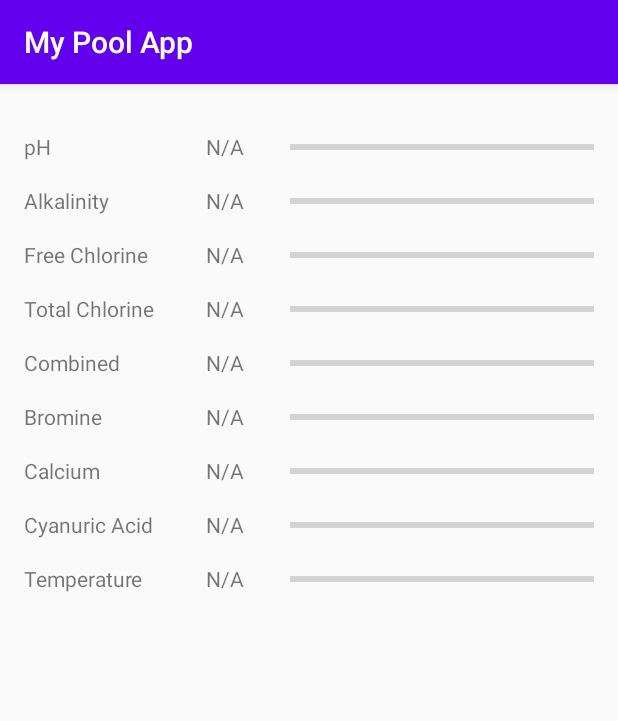
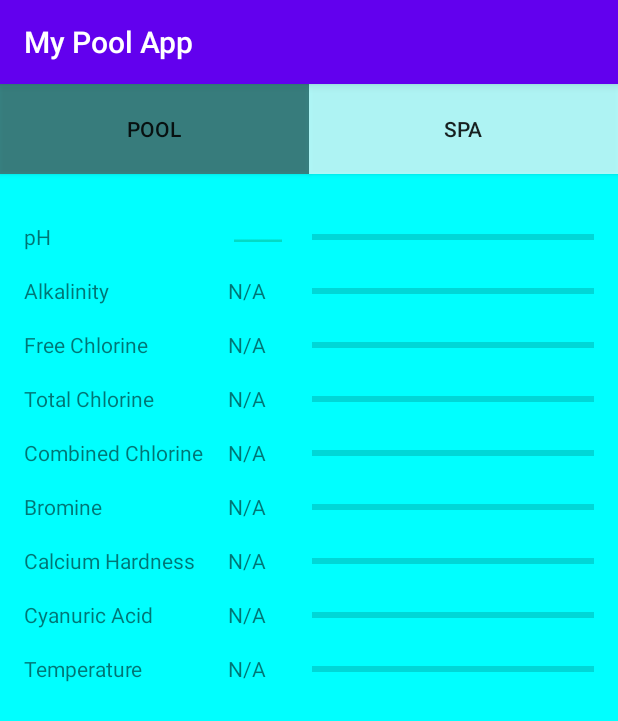
Before and after one commit to WhyHelloPear/pool_doctor, an Android app: the screen it shows after launch (MainActivity before the commit, ReadingsActivity after it), on a phone screen of 412 x 824 dp. Shown: the top 721 px of the screen. Run offline under Robolectric (Android 15) with nearby library versions, the phone set to English and light mode, and no system bars.

Commit message:
pool and spa button update
Small update for when the pool and spa buttons are activated. The page will reaect accordingly to which button/profile is selected.

```diff
--- a/app/build.gradle
+++ b/app/build.gradle
@@ -30,6 +30,7 @@ dependencies {
     implementation 'androidx.core:core-ktx:1.3.0'
     implementation 'androidx.appcompat:appcompat:1.1.0'
     implementation 'androidx.constraintlayout:constraintlayout:1.1.3'
+    implementation 'androidx.cardview:cardview:1.0.0'
     testImplementation 'junit:junit:4.12'
     androidTestImplementation 'androidx.test.ext:junit:1.1.1'
     androidTestImplementation 'androidx.test.espresso:espresso-core:3.2.0'
--- a/app/src/main/AndroidManifest.xml
+++ b/app/src/main/AndroidManifest.xml
@@ -9,7 +9,7 @@
         android:roundIcon="@mipmap/ic_launcher_round"
         android:supportsRtl="true"
         android:theme="@style/AppTheme">
-        <activity android:name=".MainActivity">
+        <activity android:name=".ReadingsActivity">
             <intent-filter>
                 <action android:name="android.intent.action.MAIN" />
 
--- a/app/src/main/java/com/example/mypoolapp/MainActivity.kt
+++ /dev/null
@@ -1,12 +0,0 @@
-package com.example.mypoolapp
-
-import androidx.appcompat.app.AppCompatActivity
-import android.os.Bundle
-
-class MainActivity : AppCompatActivity() {
-    override fun onCreate(savedInstanceState: Bundle?) {
-        super.onCreate(savedInstanceState)
-        setContentView(R.layout.activity_main)
-    }
-
-}
--- a/app/src/main/res/layout/activity_main.xml
+++ b/app/src/main/res/layout/activity_main.xml
@@ -5,107 +5,149 @@
     android:id="@+id/reading_page"
     android:layout_width="match_parent"
     android:layout_height="match_parent"
-    tools:context=".MainActivity">
+    android:background="#FFFFFF"
+    tools:context=".ReadingsActivity">
+
+    <ToggleButton
+        android:id="@+id/spa_button"
+        android:layout_width="0dp"
+        android:layout_height="60dp"
+        android:layout_gravity="center_horizontal|end"
+        android:background="#AEFFFFFF"
+        android:checked="@bool/spa_toggle"
+        android:text="@string/spa_txt"
+        android:textAlignment="center"
+        android:textOff="@string/spa_txt"
+        android:textOn="@string/spa_txt"
+        app:layout_constraintEnd_toEndOf="parent"
+        app:layout_constraintStart_toEndOf="@+id/pool_button"
+        app:layout_constraintTop_toTopOf="parent" />
+
+    <ToggleButton
+        android:id="@+id/pool_button"
+        android:layout_width="0dp"
+        android:layout_height="60dp"
+        android:layout_gravity="start"
+        android:background="#AE515151"
+        android:checked="true"
+        android:text="@string/pool_txt"
+        android:textAlignment="center"
+        android:textOff="@string/pool_txt"
+        android:textOn="@string/pool_txt"
+        app:layout_constraintEnd_toStartOf="@+id/spa_button"
+        app:layout_constraintStart_toStartOf="parent"
+        app:layout_constraintTop_toTopOf="parent" />
 
     <TextView
         android:id="@+id/fc_label"
-        android:layout_width="105dp"
+        android:layout_width="120dp"
         android:layout_height="20dp"
         android:layout_marginStart="16dp"
         android:layout_marginTop="16dp"
+        android:labelFor="@id/fc_entry"
         android:text="@string/fc_txt"
         app:layout_constraintStart_toStartOf="parent"
         app:layout_constraintTop_toBottomOf="@+id/alk_label" />
 
     <TextView
         android:id="@+id/tc_label"
-        android:layout_width="105dp"
+        android:layout_width="120dp"
         android:layout_height="20dp"
         android:layout_marginStart="16dp"
         android:layout_marginTop="16dp"
+        android:labelFor="@id/tc_entry"
         android:text="@string/tc_txt"
         app:layout_constraintStart_toStartOf="parent"
         app:layout_constraintTop_toBottomOf="@+id/fc_label" />
 
     <TextView
         android:id="@+id/cc_label"
-        android:layout_width="105dp"
+        android:layout_width="120dp"
         android:layout_height="20dp"
         android:layout_marginStart="16dp"
         android:layout_marginTop="16dp"
+        android:labelFor="@id/cc_entry"
         android:text="@string/cc_txt"
         app:layout_constraintStart_toStartOf="parent"
         app:layout_constraintTop_toBottomOf="@+id/tc_label" />
 
     <TextView
         android:id="@+id/br_label"
-        android:layout_width="105dp"
+        android:layout_width="120dp"
         android:layout_height="20dp"
         android:layout_marginStart="16dp"
         android:layout_marginTop="16dp"
+        android:labelFor="@id/br_entry"
         android:text="@string/br_txt"
         app:layout_constraintStart_toStartOf="parent"
         app:layout_constraintTop_toBottomOf="@+id/cc_label" />
 
     <TextView
         android:id="@+id/ca_label"
-        android:layout_width="105dp"
+        android:layout_width="120dp"
         android:layout_height="20dp"
         android:layout_marginStart="16dp"
         android:layout_marginTop="16dp"
+        android:labelFor="@id/ca_entry"
         android:text="@string/ca_txt"
         app:layout_constraintStart_toStartOf="parent"
         app:layout_constraintTop_toBottomOf="@+id/br_label" />
 
     <TextView
         android:id="@+id/cya_label"
-        android:layout_width="105dp"
+        android:layout_width="120dp"
         android:layout_height="20dp"
         android:layout_marginStart="16dp"
         android:layout_marginTop="16dp"
+        android:labelFor="@id/cya_entry"
         android:text="@string/cya_txt"
         app:layout_constraintStart_toStartOf="parent"
         app:layout_constraintTop_toBottomOf="@+id/ca_label" />
 
     <TextView
         android:id="@+id/tmp_label"
-        android:layout_width="105dp"
+        android:layout_width="120dp"
         android:layout_height="20dp"
         android:layout_marginStart="16dp"
         android:layout_marginTop="16dp"
+        android:labelFor="@id/tmp_entry"
         android:text="@string/tmp_txt"
         app:layout_constraintStart_toStartOf="parent"
         app:layout_constraintTop_toBottomOf="@+id/cya_label" />
 
     <TextView
         android:id="@+id/ph_label"
-        android:layout_width="105dp"
+        android:layout_width="120dp"
         android:layout_height="20dp"
         android:layout_marginStart="16dp"
         android:layout_marginTop="32dp"
+        android:labelFor="@id/ph_entry"
         android:text="@string/ph_txt"
         app:layout_constraintStart_toStartOf="parent"
-        app:layout_constraintTop_toTopOf="parent" />
+        app:layout_constraintTop_toBottomOf="@+id/pool_button" />
 
     <TextView
         android:id="@+id/alk_label"
-        android:layout_width="105dp"
+        android:layout_width="120dp"
         android:layout_height="20dp"
         android:layout_marginStart="16dp"
         android:layout_marginTop="16dp"
+        android:labelFor="@id/alk_entry"
         android:text="@string/alk_txt"
         app:layout_constraintStart_toStartOf="parent"
         app:layout_constraintTop_toBottomOf="@+id/ph_label" />
 
-    <TextView
+    <EditText
         android:id="@+id/ph_entry"
+        style="@android:style/Widget.DeviceDefault.EditText"
         android:layout_width="40dp"
         android:layout_height="20dp"
         android:layout_marginStart="16dp"
         android:layout_marginTop="32dp"
-        android:text="@string/reading_entry"
+        android:inputType="numberDecimal"
+        android:numeric="decimal"
         app:layout_constraintStart_toEndOf="@+id/ph_label"
-        app:layout_constraintTop_toTopOf="parent" />
+        app:layout_constraintTop_toBottomOf="@+id/pool_button" />
 
     <TextView
         android:id="@+id/br_entry"
@@ -187,16 +229,6 @@
         app:layout_constraintStart_toEndOf="@+id/fc_label"
         app:layout_constraintTop_toBottomOf="@+id/alk_entry" />
 
-    <androidx.constraintlayout.widget.Group
-        android:id="@+id/group"
-        android:layout_width="wrap_content"
-        android:layout_height="wrap_content" />
-
-    <androidx.constraintlayout.widget.Group
-        android:id="@+id/group2"
-        android:layout_width="wrap_content"
-        android:layout_height="wrap_content" />
-
     <ProgressBar
         android:id="@+id/ph_scale"
         style="?android:attr/progressBarStyleHorizontal"
@@ -207,7 +239,8 @@
         android:layout_marginEnd="16dp"
         app:layout_constraintEnd_toEndOf="parent"
         app:layout_constraintStart_toEndOf="@+id/ph_entry"
-        app:layout_constraintTop_toTopOf="parent" />
+        app:layout_constraintTop_toBottomOf="@+id/spa_button" />
+
 
     <ProgressBar
         android:id="@+id/alk_scale"
@@ -305,4 +338,6 @@
         app:layout_constraintStart_toEndOf="@+id/cya_entry"
         app:layout_constraintTop_toBottomOf="@+id/ca_scale" />
 
+    <!--    </ScrollView>-->
+
 </androidx.constraintlayout.widget.ConstraintLayout>
--- /dev/null
+++ b/app/src/main/res/values/bools.xml
@@ -0,0 +1,4 @@
+<resources>
+    <bool name="pool_toggle">true</bool>
+    <bool name="spa_toggle">false</bool>
+</resources>
--- a/app/src/main/res/values/strings.xml
+++ b/app/src/main/res/values/strings.xml
@@ -10,4 +10,6 @@
     <string name="tmp_txt">Temperature</string>
     <string name="br_txt">Bromine</string>
     <string name="cc_txt">Combined Chlorine</string>
+    <string name="pool_txt">Pool</string>
+    <string name="spa_txt">Spa</string>
 </resources>
```
Also changed, not shown: app/src/main/java/com/example/mypoolapp/ReadingsActivity.kt (added, +65 -0 lines).
